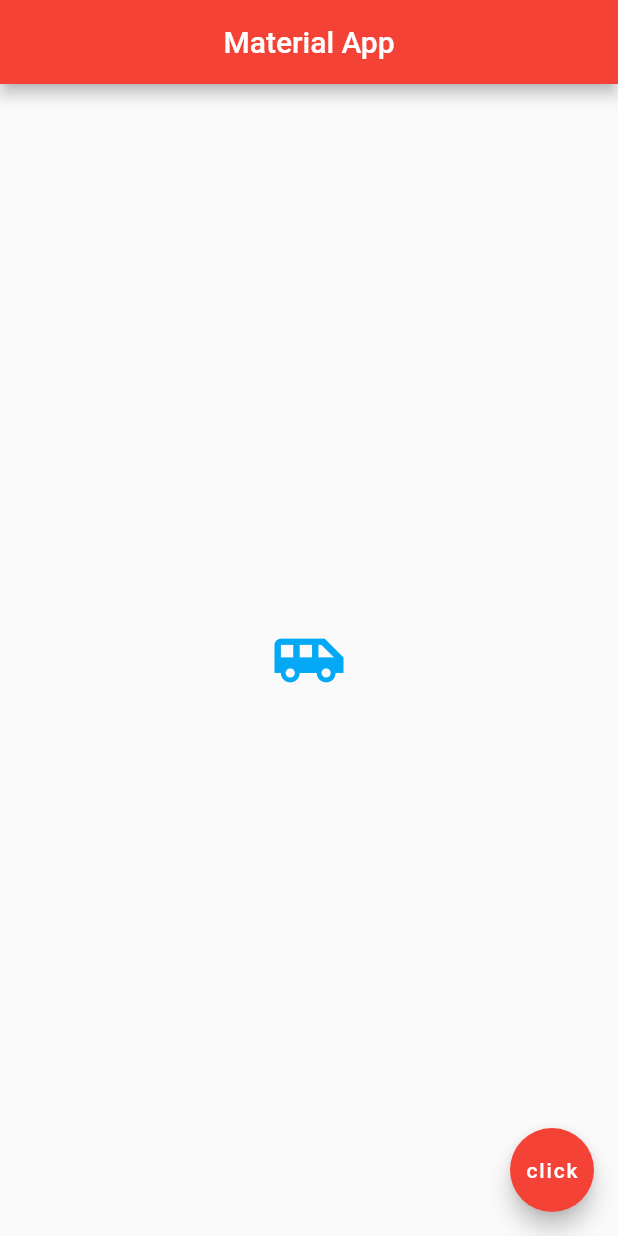
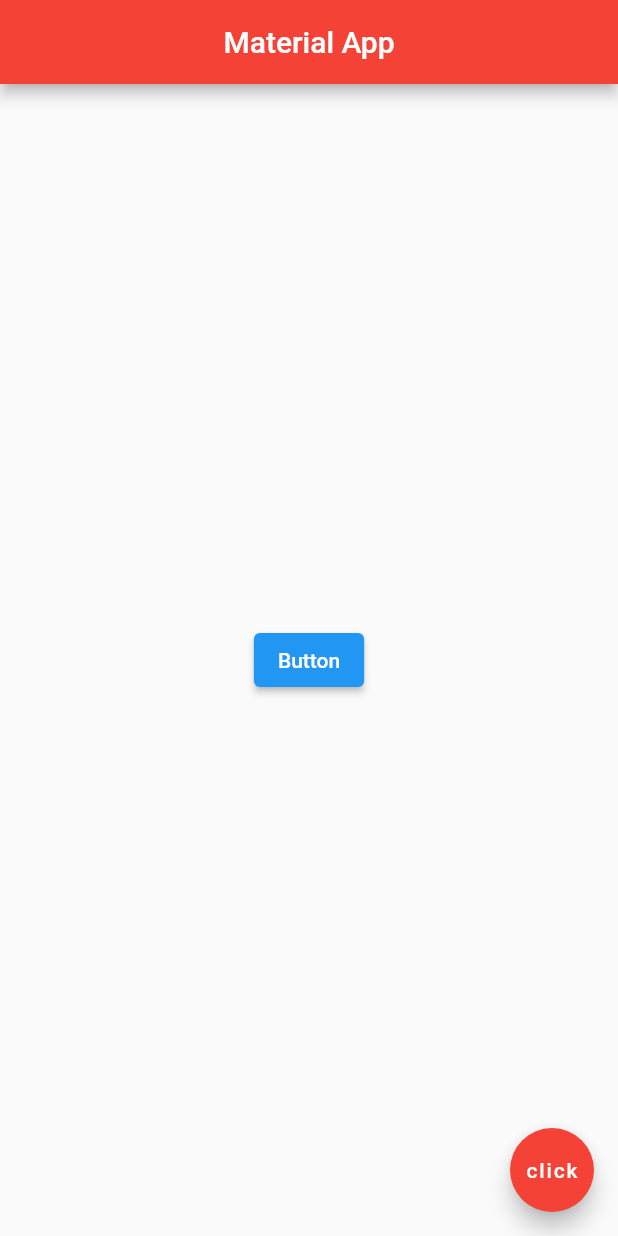
Before and after one commit to shubhamkakkar/flutter-practise-my-app, a Flutter app: the screen it shows after launch, on a phone screen of 412 x 824 dp. Run offline on Flutter 3.47's test engine with Material 2 defaults, Android fonts, the phone set to English and light mode, and no system bars.

Commit message:
base buttons

```diff
--- a/lib/main.dart
+++ b/lib/main.dart
@@ -11,11 +11,10 @@ class Home extends StatelessWidget {
         centerTitle: true,
         backgroundColor: Colors.red,
       ),
-      body: const Center(
-        child: Icon(
-          Icons.airport_shuttle,
-          color: Colors.lightBlue,
-          size: 50,
+      body: Center(
+          child: ElevatedButton(
+            child: const Text('Button'),
+            onPressed: () {},
         )
       ),
       floatingActionButton: FloatingActionButton(
```
